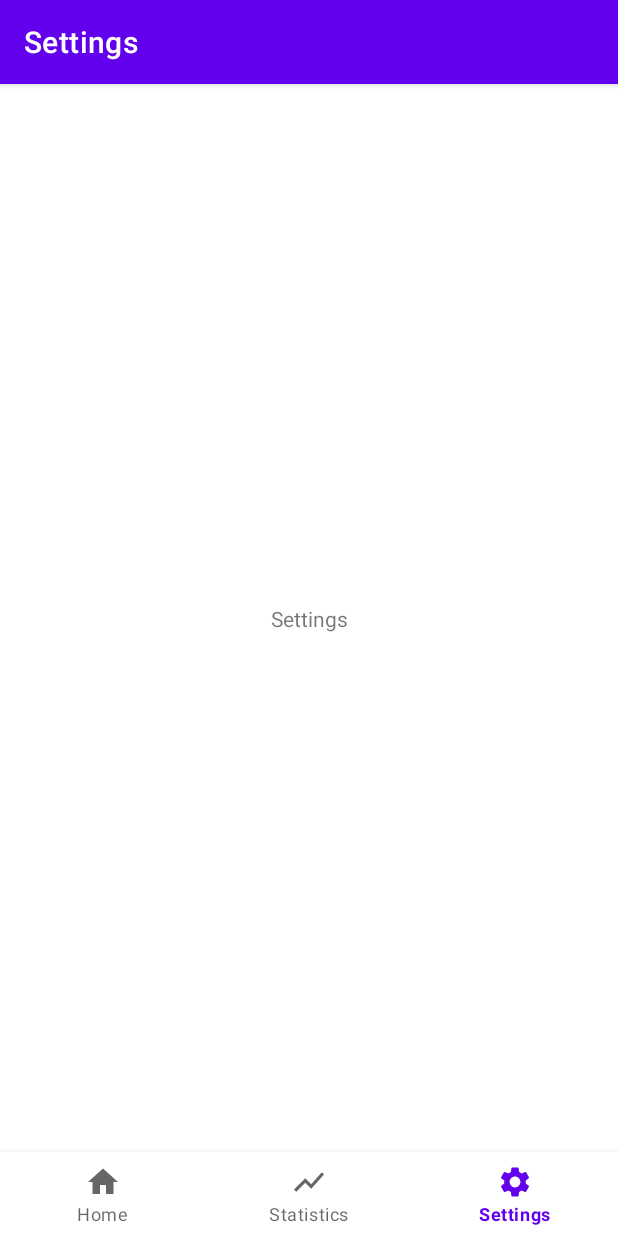
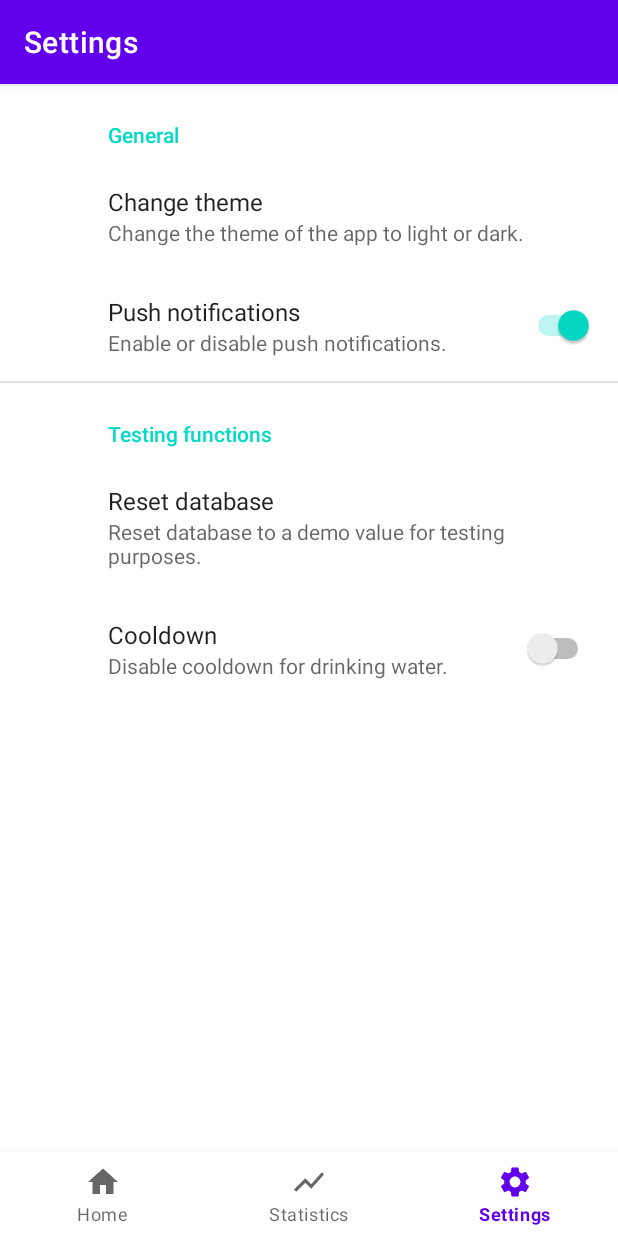
Before and after one commit to jay-hui/comp4521-project, an Android app: the SettingsFragment screen opened through its navigation route, on a phone screen of 412 x 824 dp. Run offline under Robolectric (Android 15) with nearby library versions, the phone set to English and light mode, and no system bars; our stand-ins replace androidx.preference, navigation-ui.

Commit message:
settings

```diff
--- a/app/build.gradle
+++ b/app/build.gradle
@@ -36,6 +36,7 @@ dependencies {
     implementation 'androidx.navigation:navigation-ui:2.3.5'
     implementation 'androidx.legacy:legacy-support-v4:1.0.0'
     implementation 'com.jjoe64:graphview:4.2.2'
+    implementation 'androidx.preference:preference:1.1.1'
     testImplementation 'junit:junit:4.13.2'
     androidTestImplementation 'androidx.test.ext:junit:1.1.3'
     androidTestImplementation 'androidx.test.espresso:espresso-core:3.4.0'
--- a/app/src/main/AndroidManifest.xml
+++ b/app/src/main/AndroidManifest.xml
@@ -10,6 +10,9 @@
         android:supportsRtl="true"
         android:theme="@style/Theme.WellHydrated">
         <activity
+            android:name=".SettingsActivity"
+            android:exported="false" />
+        <activity
             android:name=".MainActivity"
             android:exported="true">
             <intent-filter>
@@ -18,14 +21,15 @@
                 <category android:name="android.intent.category.LAUNCHER" />
             </intent-filter>
         </activity>
+
         <receiver
             android:name=".Receiver"
             android:enabled="true"
-            android:exported="false" >
-        </receiver>
+            android:exported="false"></receiver>
+
         <service
             android:name=".NotificationService"
-            android:exported="false" >
-        </service>
+            android:exported="false"></service>
     </application>
+
 </manifest>
--- a/app/src/main/java/com/example/wellhydrated/MainActivity.java
+++ b/app/src/main/java/com/example/wellhydrated/MainActivity.java
@@ -29,6 +29,7 @@ import androidx.navigation.NavController;
 import androidx.navigation.Navigation;
 import androidx.navigation.ui.AppBarConfiguration;
 import androidx.navigation.ui.NavigationUI;
+import androidx.preference.PreferenceManager;
 
 import java.util.Date;
 import java.util.Locale;
@@ -47,6 +48,8 @@ public class MainActivity extends AppCompatActivity {
         super.onCreate(savedInstanceState);
         Log.d("MainActivity", "onCreate");
         setContentView(R.layout.activity_main);
+
+        PreferenceManager.setDefaultValues(this, R.xml.preferences, false);
 
         BottomNavigationView bottomNavigationView = findViewById(R.id.bottomNavigationView);
         NavController navController = Navigation.findNavController(this, R.id.nav_host_fragment);
--- a/app/src/main/java/com/example/wellhydrated/SettingsActivity.java
+++ b/app/src/main/java/com/example/wellhydrated/SettingsActivity.java
@@ -1,13 +1,24 @@
 package com.example.wellhydrated;
 
 import androidx.appcompat.app.AppCompatActivity;
+import androidx.preference.PreferenceManager;
 
+import android.content.SharedPreferences;
 import android.os.Bundle;
+import android.widget.Toast;
 
 public class SettingsActivity extends AppCompatActivity {
+    public static final String KEY_PREF_THEME = "theme";
 
     @Override
     protected void onCreate(Bundle savedInstanceState) {
         super.onCreate(savedInstanceState);
+        getSupportFragmentManager().beginTransaction()
+                .replace(android.R.id.content, new SettingsFragment())
+                .commit();
+        SharedPreferences sharedPref = PreferenceManager.getDefaultSharedPreferences(this);
+
+        String themePref = sharedPref.getString(SettingsActivity.KEY_PREF_THEME, "0");
+        Toast.makeText(this, themePref, Toast.LENGTH_SHORT).show();
     }
 }
--- a/app/src/main/java/com/example/wellhydrated/SettingsFragment.java
+++ b/app/src/main/java/com/example/wellhydrated/SettingsFragment.java
@@ -3,7 +3,9 @@ package com.example.wellhydrated;
 import android.os.Bundle;
 
 import androidx.fragment.app.Fragment;
+import androidx.preference.PreferenceFragmentCompat;
 
+import android.preference.PreferenceFragment;
 import android.view.LayoutInflater;
 import android.view.View;
 import android.view.ViewGroup;
@@ -13,7 +15,7 @@ import android.view.ViewGroup;
  * Use the {@link SettingsFragment#newInstance} factory method to
  * create an instance of this fragment.
  */
-public class SettingsFragment extends Fragment {
+public class SettingsFragment extends PreferenceFragmentCompat {
 
     // TODO: Rename parameter arguments, choose names that match
     // the fragment initialization parameters, e.g. ARG_ITEM_NUMBER
@@ -47,6 +49,11 @@ public class SettingsFragment extends Fragment {
     }
 
     @Override
+    public void onCreatePreferences(Bundle savedInstanceState, String rootKey) {
+        setPreferencesFromResource(R.xml.preferences, rootKey);
+    }
+
+    @Override
     public void onCreate(Bundle savedInstanceState) {
         super.onCreate(savedInstanceState);
         if (getArguments() != null) {
@@ -55,10 +62,4 @@ public class SettingsFragment extends Fragment {
         }
     }
 
-    @Override
-    public View onCreateView(LayoutInflater inflater, ViewGroup container,
-                             Bundle savedInstanceState) {
-        // Inflate the layout for this fragment
-        return inflater.inflate(R.layout.fragment_settings, container, false);
-    }
 }
--- a/app/src/main/res/values/strings.xml
+++ b/app/src/main/res/values/strings.xml
@@ -7,14 +7,36 @@
     <string name="statistics">Statistics</string>
     <string name="settings">Settings</string>
     <string name="home">Home</string>
+    <string name="history_title">Water Drinking History of </string>
+    <string name="general_year_month">YYYY-MM</string>
+    <string name="ok">OK</string>
+    <string name="cancel">Cancel</string>
+    <string name="no_record_found">No record found.</string>
     <string-array name="stats_graph_types_array">
         <item>Daily Water Amount Drunk in the Past 7 Days</item>
         <item>Daily Water Amount Drunk in the Past 30 Days</item>
         <item>Avg. Daily Water Amount Drunk in the Past 12 Months</item>
     </string-array>
-    <string name="history_title">Water Drinking History of </string>
-    <string name="general_year_month">YYYY-MM</string>
-    <string name="ok">OK</string>
-    <string name="cancel">Cancel</string>
-    <string name="no_record_found">No record found.</string>
+
+    <!-- Settings -->
+    <string name="settings_general">General</string>
+    <string name="theme">Change theme</string>
+    <string name="theme_desc">Change the theme of the app to light or dark.</string>
+    <string name="settings_testing">Testing functions</string>
+    <string name="db_reset">Reset database</string>
+    <string name="db_reset_desc">Reset database to a demo value for testing purposes.</string>
+    <string name="cooldown">Cooldown</string>
+    <string name="cooldown_desc">Disable cooldown for drinking water.</string>
+    <string name="push_noti">Push notifications</string>
+    <string name="push_noti_desc">Enable or disable push notifications.</string>
+    <string-array name="pref_theme">
+        <item>System Default</item>
+        <item>Light</item>
+        <item>Dark</item>
+    </string-array>
+    <string-array name="pref_theme_values">
+        <item>0</item>
+        <item>1</item>
+        <item>2</item>
+    </string-array>
 </resources>
--- a/app/src/main/res/xml/preferences.xml
+++ b/app/src/main/res/xml/preferences.xml
@@ -1,4 +1,38 @@
 <?xml version="1.0" encoding="utf-8"?>
 <PreferenceScreen xmlns:android="http://schemas.android.com/apk/res/android">
 
+    <PreferenceCategory android:title="@string/settings_general">
+        <ListPreference
+            android:defaultValue="0"
+            android:dialogTitle="@string/theme"
+            android:entries="@array/pref_theme"
+            android:entryValues="@array/pref_theme_values"
+            android:key="theme"
+            android:summary="@string/theme_desc"
+            android:title="@string/theme" />
+
+        <SwitchPreference
+            android:defaultValue="true"
+            android:dialogTitle="@string/push_noti"
+            android:key="push_noti"
+            android:summary="@string/push_noti_desc"
+            android:title="@string/push_noti" />
+    </PreferenceCategory>
+
+    <PreferenceCategory android:title="@string/settings_testing">
+        <ListPreference
+            android:defaultValue="0"
+            android:dialogTitle="@string/db_reset"
+            android:key="db_reset"
+            android:summary="@string/db_reset_desc"
+            android:title="@string/db_reset" />
+
+        <SwitchPreference
+            android:defaultValue="false"
+            android:dialogTitle="@string/cooldown"
+            android:key="cooldown"
+            android:summary="@string/cooldown_desc"
+            android:title="@string/cooldown" />
+    </PreferenceCategory>
+
 </PreferenceScreen>
```
